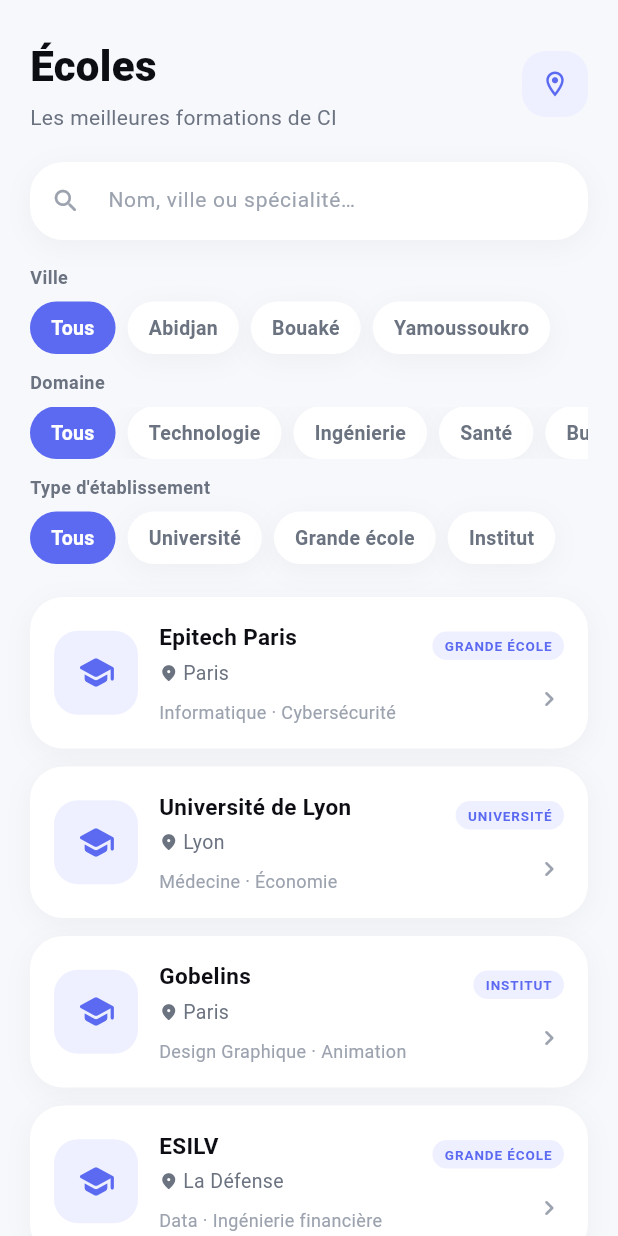
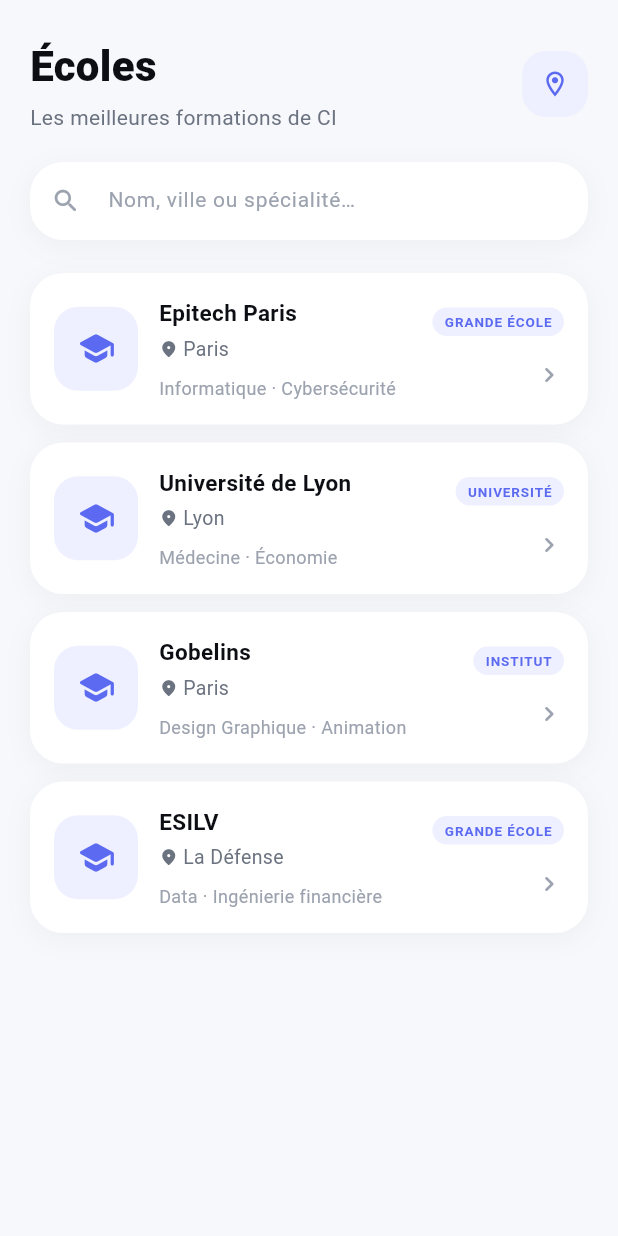
Before and after one commit to shikileliondor/test-flutter, a Flutter app: the EcolesScreen screen opened directly, on a phone screen of 412 x 824 dp. Run offline on Flutter 3.47's test engine with Material 3 defaults, Android fonts, the phone set to English and light mode, and no system bars; our stand-ins replace dio; network calls fail.

Commit message:
Retire les filtres de la vue écoles

```diff
--- a/lib/screens/ecoles_screen.dart
+++ b/lib/screens/ecoles_screen.dart
@@ -9,7 +9,6 @@ import '../app_theme.dart';
 import '../models/ecole_model.dart';
 import '../services/ecole_service.dart';
 import '../widgets/ecole_card.dart';
-import '../widgets/ecole_filter_chips.dart';
 import '../widgets/ecole_search_bar.dart';
 import 'ecole_detail_screen.dart';
 
@@ -24,14 +23,6 @@ class _EcolesScreenState extends State<EcolesScreen> {
   final TextEditingController _searchController = TextEditingController();
   final EcoleService _ecoleService = EcoleService();
   late Future<List<EcoleModel>> _ecolesFuture;
-
-  String? _selectedVille;
-  String? _selectedDomaine;
-  String? _selectedType;
-
-  static const _villes    = ['Abidjan', 'Bouaké', 'Yamoussoukro'];
-  static const _domaines  = ['Technologie', 'Ingénierie', 'Santé', 'Business', 'Créatif'];
-  static const _types     = ['Université', 'Grande école', 'Institut'];
 
   @override
   void initState() {
@@ -48,9 +39,6 @@ class _EcolesScreenState extends State<EcolesScreen> {
   Future<List<EcoleModel>> _loadEcoles() {
     return _ecoleService.fetchEcoles(
       search:  _searchController.text,
-      ville:   _selectedVille,
-      domaine: _selectedDomaine,
-      type:    _selectedType,
     );
   }
 
@@ -110,29 +98,6 @@ class _EcolesScreenState extends State<EcolesScreen> {
                     controller: _searchController,
                     onChanged: (_) => _refresh(),
                   ),
-                  const SizedBox(height: 16),
-
-                  // ── Filters ─────────────────────────────────────
-                  EcoleFilterChips(
-                    label: 'Ville',
-                    options: _villes,
-                    selectedValue: _selectedVille,
-                    onSelected: (v) { _selectedVille = v; _refresh(); },
-                  ),
-                  const SizedBox(height: 10),
-                  EcoleFilterChips(
-                    label: 'Domaine',
-                    options: _domaines,
-                    selectedValue: _selectedDomaine,
-                    onSelected: (v) { _selectedDomaine = v; _refresh(); },
-                  ),
-                  const SizedBox(height: 10),
-                  EcoleFilterChips(
-                    label: "Type d'établissement",
-                    options: _types,
-                    selectedValue: _selectedType,
-                    onSelected: (v) { _selectedType = v; _refresh(); },
-                  ),
                   const SizedBox(height: 22),
 
                   // ── Content ─────────────────────────────────────
```
